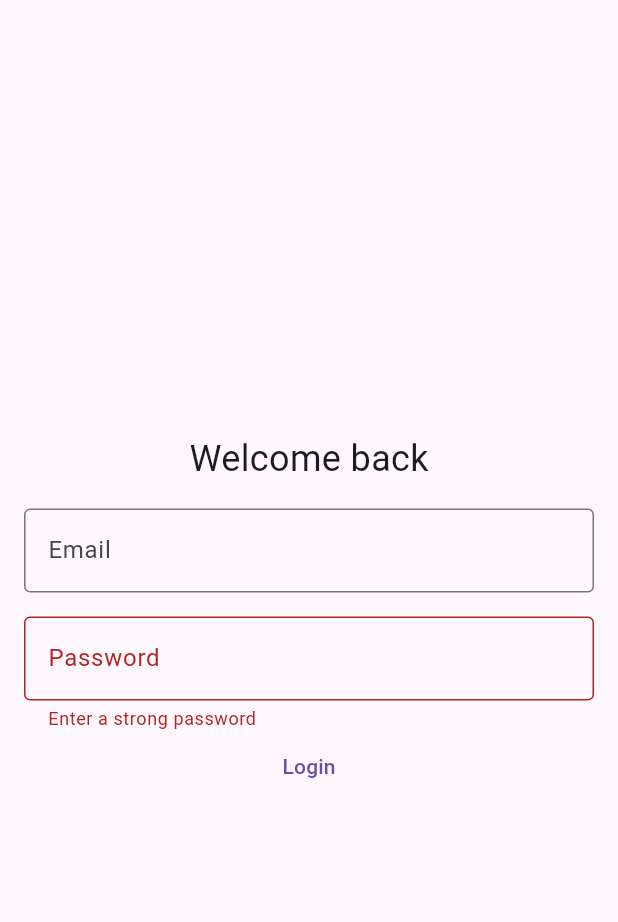
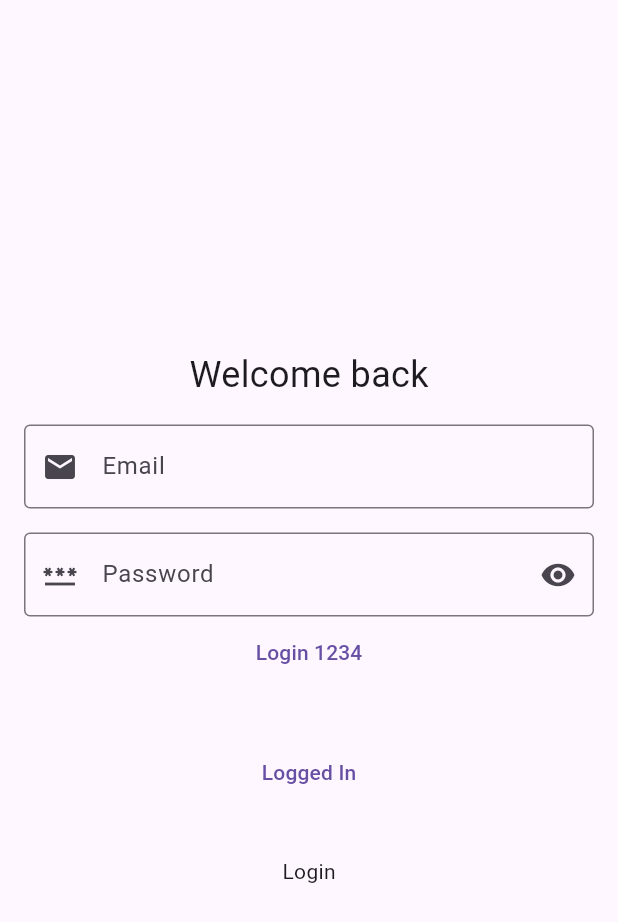
Before and after one commit to rabinacharya11/iims-flutter-trainning-2025, a Flutter app: the screen it shows after launch, after a tap on "Login", on a phone screen of 412 x 824 dp. Shown: the top 922 px of the screen. Run offline on Flutter 3.47's test engine with Material 3 defaults, Android fonts, the phone set to English and light mode, and no system bars.

```diff
--- a/lib/login_screen.dart
+++ b/lib/login_screen.dart
@@ -1,4 +1,6 @@
 import 'package:flutter/material.dart';
+import 'package:port_app/providers/login_provider.dart';
+import 'package:provider/provider.dart';
 
 class LoginScreen extends StatelessWidget {
   LoginScreen({super.key});
@@ -30,7 +32,9 @@ class LoginScreen extends StatelessWidget {
                     children: [
                       TextFormField(
                         controller: userCtrl,
+
                         decoration: InputDecoration(
+                          prefixIcon: Icon(Icons.email),
                           labelText: 'Email',
 
                           hintText: 'Enter your email',
@@ -41,12 +45,22 @@ class LoginScreen extends StatelessWidget {
                         keyboardType: TextInputType.emailAddress,
                       ),
                       SizedBox(height: 16),
-                      TextFormField(
-                        obscureText: true,
+                      Consumer<LoginProvider>(
+                        builder: (context, value, child) => TextFormField(
+                          obscureText: !value.showPassword,
                           obscuringCharacter: "#",
                           controller: pwCtrl,
                           decoration: InputDecoration(
                             labelText: 'Password',
+                            prefixIcon: Icon(Icons.password),
+                            suffixIcon: InkWell(
+                              onTap: () => value.togglePasswordView(),
+                              child: Icon(
+                                !value.showPassword
+                                    ? Icons.visibility
+                                    : Icons.visibility_off,
+                              ),
+                            ),
 
                             hintText: 'Enter your password',
 
@@ -62,15 +76,47 @@ class LoginScreen extends StatelessWidget {
                             return null;
                           },
                         ),
+                      ),
 
-                      TextButton(
+                      // String bata change garne method
+                      Consumer<LoginProvider>(
+                        builder: (context, value, child) => TextButton(
                           onPressed: () {
-                          if (_formKey.currentState!.validate()) {
-                            print("test");
-                          }
+                            value.loginTextChange();
                           },
-                        child: Text("Login"),
+                          child: Text(value.loginText),
                         ),
+                      ),
+
+                      SizedBox(height: 32),
+
+                      Consumer<LoginProvider>(
+                        builder: (context, value, child) => TextButton(
+                          onPressed: () {
+                            value.changeLoginText();
+                          },
+                          child: Text(value.isLoggedIn ? "Logged In" : "Login"),
+                        ),
+                      ),
+
+                      SizedBox(height: 32),
+
+                      Consumer<LoginProvider>(
+                        builder: (context, value, child) => InkWell(
+                          onTap: () {
+                            value.login();
+                          },
+                          child: value.isLoading
+                              ? CircularProgressIndicator()
+                              : Text("Login"),
+                        ),
+                      ),
+
+                      ///
+                      ///
+                      ///
+                      ///
+                      ///
                     ],
                   ),
                 ),
--- a/lib/main.dart
+++ b/lib/main.dart
@@ -1,8 +1,16 @@
 import 'package:flutter/material.dart';
 import 'package:port_app/login_screen.dart';
+import 'package:port_app/providers/login_provider.dart';
+import 'package:provider/provider.dart';
 
 void main() {
-  runApp(MeroApp());
+  runApp(
+    MultiProvider(
+      providers: [ChangeNotifierProvider(create: (_) => LoginProvider())],
+
+      child: MeroApp(),
+    ),
+  );
 }
 
 class MeroApp extends StatelessWidget {
--- /dev/null
+++ b/lib/providers/login_provider.dart
@@ -0,0 +1,43 @@
+import 'package:flutter/material.dart';
+
+class LoginProvider with ChangeNotifier {
+  bool _showPassword = false;
+  bool get showPassword => _showPassword;
+
+  void togglePasswordView() {
+    _showPassword = !_showPassword;
+    notifyListeners();
+  }
+
+  // String  value tarika
+  String _loginButtonText = "Login 1234";
+  String get loginText => _loginButtonText;
+
+  void loginTextChange() {
+    _loginButtonText = "hey fdgfdg";
+    notifyListeners();
+  }
+
+  /// bool used
+
+  bool _isLoggedIn = false;
+  bool get isLoggedIn => _isLoggedIn;
+
+  void changeLoginText() {
+    _isLoggedIn = true;
+
+    notifyListeners();
+  }
+
+  bool _isLoading = false;
+  bool get isLoading => _isLoading;
+
+  void login() async {
+    _isLoading = true;
+    notifyListeners();
+    await Future.delayed(Duration(seconds: 3));
+
+    _isLoading = false;
+    notifyListeners();
+  }
+}
--- a/pubspec.yaml
+++ b/pubspec.yaml
@@ -35,6 +35,7 @@ dependencies:
   # Use with the CupertinoIcons class for iOS style icons.
   cupertino_icons: ^1.0.8
   http: ^1.6.0
+  provider: ^6.1.5+1
 
 dev_dependencies:
   flutter_test:
```
Also changed, not shown: pubspec.lock. Lines whose indentation alone changed are shown as unchanged.
